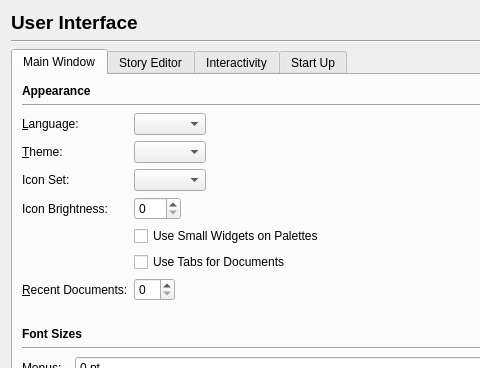
This is scribus/ui/prefs_userinterfacebase.ui in nitramr/scribus-indigo as Qt 5 draws it before an edit; both pictures show x 0 to 480 and y 0 to 368 of the 803 by 481 pixel window. The edited form follows.
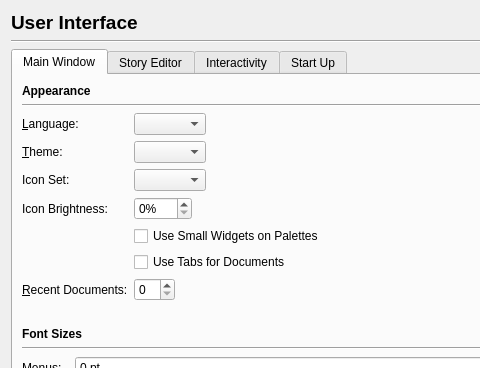
This is the edited form.

Diff of the .ui file:
```diff
--- a/scribus/ui/prefs_userinterfacebase.ui
+++ b/scribus/ui/prefs_userinterfacebase.ui
@@ -135,6 +135,9 @@
          </item>
          <item row="3" column="1">
           <widget class="QSpinBox" name="iconSetBrightnessSpinBox">
+           <property name="suffix">
+            <string>%</string>
+           </property>
            <property name="maximum">
             <number>100</number>
            </property>
```
